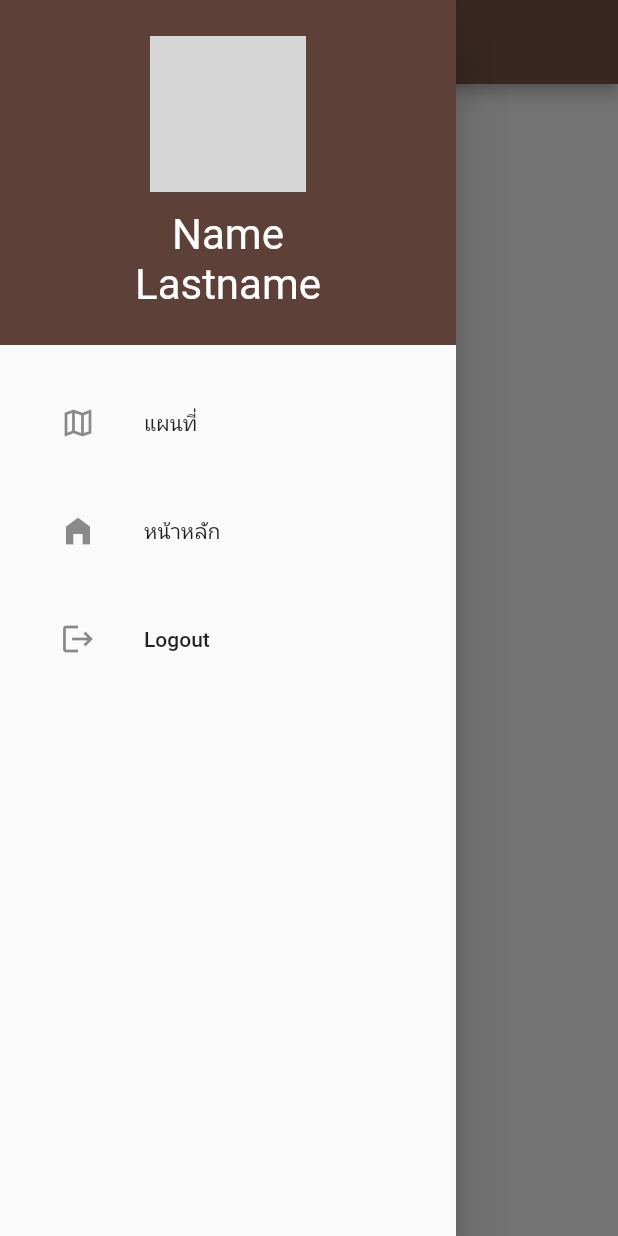
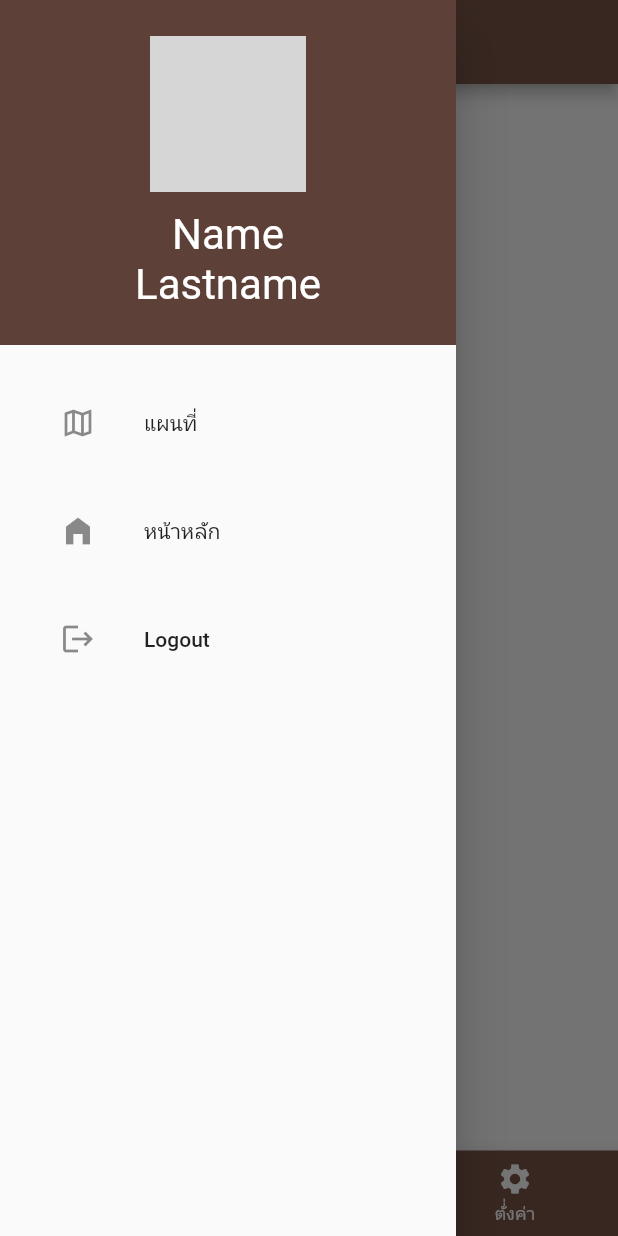
Before and after one commit to kidrunner1/projectcovid, a Flutter app: the MyHomePage screen opened directly, with the side drawer open, on a phone screen of 412 x 824 dp. Run offline on Flutter 3.47's test engine with Material 2 defaults, Android fonts, the light colour scheme and no system bars; our stand-ins replace firebase_auth, firebase_core, fluttertoast, form_field_validator, google_maps_flutter, google_nav_bar and 1 more; accounts and stored records are empty; network calls fail; grey boxes are pictures that could not be loaded.

Commit message:
update ui  navigator Bar next work for chat bot

```diff
--- /dev/null
+++ b/lib/feture/news_screen.dart
@@ -0,0 +1,16 @@
+import 'package:flutter/src/widgets/container.dart';
+import 'package:flutter/src/widgets/framework.dart';
+
+class NewsScreen extends StatefulWidget {
+  const NewsScreen({super.key});
+
+  @override
+  State<NewsScreen> createState() => _NewsScreenState();
+}
+
+class _NewsScreenState extends State<NewsScreen> {
+  @override
+  Widget build(BuildContext context) {
+    return Container();
+  }
+}
--- a/lib/main.dart
+++ b/lib/main.dart
@@ -15,8 +15,7 @@ class MyApp extends StatelessWidget {
     return MaterialApp(
       title: 'flutter demo',
       theme: ThemeData(
-        primarySwatch: Colors.brown,
-      ),
+          primarySwatch: Colors.brown, backgroundColor: Colors.grey.shade300),
       home: const StartScreen(),
     );
   }
--- a/lib/screen/homsreeen.dart
+++ b/lib/screen/homsreeen.dart
@@ -1,7 +1,13 @@
-import 'package:curved_navigation_bar/curved_navigation_bar.dart';
 import 'package:flutter/cupertino.dart';
 import 'package:flutter/material.dart';
+import 'package:google_nav_bar/google_nav_bar.dart';
+import 'package:tracker_covid_v1/feture/setting.dart';
+import 'package:tracker_covid_v1/screen/home.dart';
+import 'package:tracker_covid_v1/screen/map.dart';
+import 'package:tracker_covid_v1/screen/welcome.dart';
 
+import '../feture/chat.dart';
+import '../feture/news_screen.dart';
 import '../widget/drawer.dart';
 
 class MyHomePage extends StatefulWidget {
@@ -13,16 +19,49 @@ class MyHomePage extends StatefulWidget {
 }
 
 class _MyHomePageState extends State<MyHomePage> {
-  int index = 0;
+  int _currentIndex = 0;
 
+  void onTabTapped(int index) {
+    setState(() {
+      _currentIndex = index;
+    });
+  }
+
+  final List<Widget> _children = [
+    const NewsScreen(),
+    const ChatScreen(),
+    const SettingScreen(),
+  ];
   @override
   Widget build(BuildContext context) {
     return Scaffold(
-      appBar: AppBar(
-        title: Text('หน้าหลัก'),
+      body: IndexedStack(
+        index: _currentIndex,
+        children: _children,
       ),
+      bottomNavigationBar: BottomNavigationBar(
+        backgroundColor: Colors.brown, selectedItemColor: Colors.grey.shade800,
+        unselectedItemColor: Colors.white,
+        onTap: onTabTapped,
+        currentIndex: _currentIndex,
+        // ignore: prefer_const_literals_to_create_immutables
+        items: [
+          const BottomNavigationBarItem(
+            icon: Icon(Icons.newspaper_outlined),
+            label: 'ข่าวสาร',
+          ),
+          const BottomNavigationBarItem(
+            icon: Icon(Icons.chat),
+            label: 'แชท',
+          ),
+          const BottomNavigationBarItem(
+            icon: Icon(Icons.settings),
+            label: 'ตั่่งค่า',
+          ),
+        ],
+      ),
+      appBar: AppBar(),
       drawer: const NavigationDrawer(),
-      body: Center(),
     );
   }
 }
--- a/lib/screen/welcome.dart
+++ b/lib/screen/welcome.dart
@@ -1,4 +1,3 @@
-import 'package:curved_navigation_bar/curved_navigation_bar.dart';
 import 'package:firebase_auth/firebase_auth.dart';
 import 'package:firebase_core/firebase_core.dart';
 import 'package:flutter/cupertino.dart';
@@ -6,13 +5,11 @@ import 'package:flutter/material.dart';
 import 'package:flutter/src/widgets/container.dart';
 import 'package:flutter/src/widgets/framework.dart';
 import 'package:form_field_validator/form_field_validator.dart';
-import 'package:google_nav_bar/google_nav_bar.dart';
-import 'package:persistent_bottom_nav_bar/persistent_tab_view.dart';
+
 import 'package:tracker_covid_v1/screen/home.dart';
 import 'package:tracker_covid_v1/screen/login.dart';
 import 'package:tracker_covid_v1/screen/map.dart';
 import 'package:tracker_covid_v1/theme/colors.dart';
-import 'package:google_nav_bar/google_nav_bar.dart';
 
 final FirebaseAuth _auth = FirebaseAuth.instance;
 final FirebaseAuth_auth = FirebaseAuth.instance;
--- a/pubspec.yaml
+++ b/pubspec.yaml
@@ -35,7 +35,6 @@ dependencies:
 
   # The following adds the Cupertino Icons font to your application.
   # Use with the CupertinoIcons class for iOS style icons.
-  cupertino_icons: ^1.0.2
   form_field_validator: ^1.1.0
   firebase_core: ^2.4.1
   firebase_auth: ^4.2.5
@@ -45,10 +44,9 @@ dependencies:
   google_maps_flutter: ^2.2.3
   location: ^4.4.0
   http: ^0.13.5
-  salomon_bottom_bar: ^3.3.1
+  cupertino_icons: ^1.0.5
   google_nav_bar: ^5.0.6
-  persistent_bottom_nav_bar: ^5.0.2
-  curved_navigation_bar: ^1.0.3
+
 
 
 
```
Also changed, not shown: lib/feture/chat.dart (added, +16 -0 lines), lib/feture/setting.dart (added, +16 -0 lines), lib/screen/home.dart (+20 -20 lines), lib/screen/login.dart (+31 -11 lines), lib/screen/register.dart (+41 -7 lines), lib/screen/startscreen.dart (+22 -13 lines), pubspec.lock.
